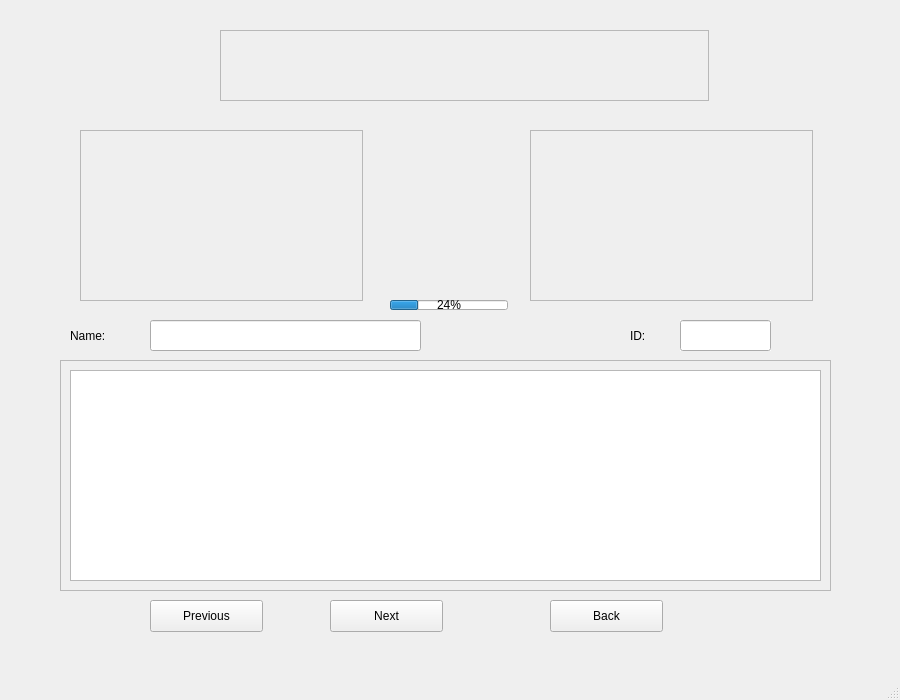
This is subwidget/subwidget.ui in bchuh/StarWars-Companion as Qt 5 draws it before an edit. The edited form follows.
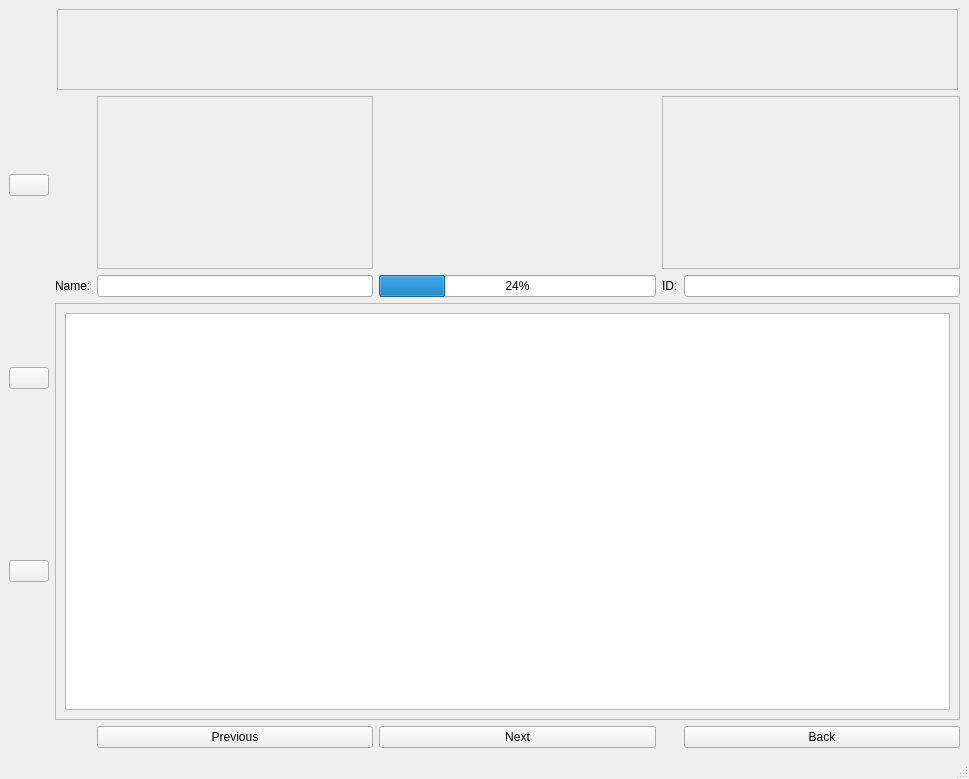
This is the edited form.

Commit message: update subwidget & fix form zooming bug

```diff
--- a/subwidget/subwidget.ui
+++ b/subwidget/subwidget.ui
@@ -6,8 +6,8 @@
    <rect>
     <x>0</x>
     <y>0</y>
-    <width>900</width>
-    <height>700</height>
+    <width>969</width>
+    <height>779</height>
    </rect>
   </property>
   <property name="windowTitle">
@@ -17,50 +17,92 @@
    <string notr="true"/>
   </property>
   <widget class="QWidget" name="centralwidget">
-   <widget class="QLineEdit" name="lineEdit_2">
-    <property name="geometry">
-     <rect>
-      <x>150</x>
-      <y>320</y>
-      <width>271</width>
-      <height>31</height>
-     </rect>
-    </property>
+   <layout class="QHBoxLayout" name="horizontalLayout">
+    <item>
+     <layout class="QVBoxLayout" name="verticalLayout_5">
+      <item>
+       <widget class="QPushButton" name="Character1">
+        <property name="text">
+         <string/>
+        </property>
+       </widget>
+      </item>
+      <item>
+       <widget class="QPushButton" name="Character2">
+        <property name="text">
+         <string/>
+        </property>
+       </widget>
+      </item>
+      <item>
+       <widget class="QPushButton" name="Character3">
+        <property name="text">
+         <string/>
+        </property>
+       </widget>
+      </item>
+     </layout>
+    </item>
+    <item>
+     <layout class="QGridLayout" name="gridLayout_2" rowstretch="0,0,0,0,0,0,0,0,0,0">
+      <item row="9" column="4">
+       <widget class="QPushButton" name="Back">
+        <property name="text">
+         <string>Back</string>
+        </property>
+       </widget>
+      </item>
+      <item row="1" column="3" rowspan="2" colspan="2">
+       <widget class="QFrame" name="frame_2">
+        <property name="frameShape">
+         <enum>QFrame::StyledPanel</enum>
+        </property>
+        <property name="frameShadow">
+         <enum>QFrame::Raised</enum>
+        </property>
+       </widget>
+      </item>
+      <item row="1" column="1" rowspan="2">
+       <widget class="QFrame" name="frame">
+        <property name="enabled">
+         <bool>true</bool>
+        </property>
+        <property name="sizePolicy">
+         <sizepolicy hsizetype="Preferred" vsizetype="Preferred">
+          <horstretch>0</horstretch>
+          <verstretch>0</verstretch>
+         </sizepolicy>
+        </property>
+        <property name="frameShape">
+         <enum>QFrame::StyledPanel</enum>
+        </property>
+        <property name="frameShadow">
+         <enum>QFrame::Raised</enum>
+        </property>
+       </widget>
+      </item>
+      <item row="3" column="4">
+       <widget class="QLineEdit" name="lineEdit">
     <property name="layoutDirection">
      <enum>Qt::RightToLeft</enum>
     </property>
     <property name="autoFillBackground">
-     <bool>false</bool>
+         <bool>true</bool>
     </property>
     <property name="alignment">
      <set>Qt::AlignCenter</set>
     </property>
    </widget>
-   <widget class="QLabel" name="label_2">
-    <property name="geometry">
-     <rect>
-      <x>70</x>
-      <y>320</y>
-      <width>71</width>
-      <height>31</height>
-     </rect>
-    </property>
-    <property name="layoutDirection">
-     <enum>Qt::RightToLeft</enum>
-    </property>
+      </item>
+      <item row="9" column="2">
+       <widget class="QPushButton" name="Next">
     <property name="text">
-     <string>Name:</string>
-    </property>
-   </widget>
+         <string>Next</string>
+        </property>
+       </widget>
+      </item>
+      <item row="3" column="3">
    <widget class="QLabel" name="label">
-    <property name="geometry">
-     <rect>
-      <x>630</x>
-      <y>320</y>
-      <width>31</width>
-      <height>31</height>
-     </rect>
-    </property>
     <property name="layoutDirection">
      <enum>Qt::RightToLeft</enum>
     </property>
@@ -68,14 +110,51 @@
      <string>ID:</string>
     </property>
    </widget>
+      </item>
+      <item row="9" column="1">
+       <widget class="QPushButton" name="Previous">
+        <property name="text">
+         <string>Previous</string>
+        </property>
+       </widget>
+      </item>
+      <item row="3" column="0">
+       <widget class="QLabel" name="label_2">
+        <property name="layoutDirection">
+         <enum>Qt::RightToLeft</enum>
+        </property>
+        <property name="text">
+         <string>Name:</string>
+        </property>
+       </widget>
+      </item>
+      <item row="3" column="2">
+       <widget class="QProgressBar" name="progressBar">
+        <property name="value">
+         <number>24</number>
+        </property>
+       </widget>
+      </item>
+      <item row="3" column="1">
+       <widget class="QLineEdit" name="lineEdit_2">
+        <property name="layoutDirection">
+         <enum>Qt::RightToLeft</enum>
+        </property>
+        <property name="autoFillBackground">
+         <bool>false</bool>
+        </property>
+        <property name="alignment">
+         <set>Qt::AlignCenter</set>
+        </property>
+       </widget>
+      </item>
+      <item row="4" column="0" rowspan="5" colspan="5">
    <widget class="QScrollArea" name="scrollArea_2">
-    <property name="geometry">
-     <rect>
-      <x>60</x>
-      <y>360</y>
-      <width>771</width>
-      <height>231</height>
-     </rect>
+        <property name="sizePolicy">
+         <sizepolicy hsizetype="Preferred" vsizetype="Preferred">
+          <horstretch>0</horstretch>
+          <verstretch>0</verstretch>
+         </sizepolicy>
     </property>
     <property name="autoFillBackground">
      <bool>false</bool>
@@ -91,8 +170,8 @@
       <rect>
        <x>0</x>
        <y>0</y>
-       <width>769</width>
-       <height>229</height>
+           <width>899</width>
+           <height>402</height>
       </rect>
      </property>
      <layout class="QVBoxLayout" name="verticalLayout">
@@ -102,92 +181,21 @@
      </layout>
     </widget>
    </widget>
-   <widget class="QLineEdit" name="lineEdit">
-    <property name="geometry">
-     <rect>
-      <x>680</x>
-      <y>320</y>
-      <width>91</width>
-      <height>31</height>
-     </rect>
-    </property>
-    <property name="layoutDirection">
-     <enum>Qt::RightToLeft</enum>
-    </property>
-    <property name="autoFillBackground">
-     <bool>true</bool>
-    </property>
-    <property name="alignment">
-     <set>Qt::AlignCenter</set>
-    </property>
-   </widget>
-   <widget class="QPushButton" name="Previous">
-    <property name="geometry">
-     <rect>
-      <x>150</x>
-      <y>600</y>
-      <width>113</width>
-      <height>32</height>
-     </rect>
-    </property>
-    <property name="text">
-     <string>Previous</string>
-    </property>
-   </widget>
-   <widget class="QPushButton" name="Next">
-    <property name="geometry">
-     <rect>
-      <x>330</x>
-      <y>600</y>
-      <width>113</width>
-      <height>32</height>
-     </rect>
-    </property>
-    <property name="text">
-     <string>Next</string>
-    </property>
-   </widget>
-   <widget class="QPushButton" name="Back">
-    <property name="geometry">
-     <rect>
-      <x>550</x>
-      <y>600</y>
-      <width>113</width>
-      <height>32</height>
-     </rect>
-    </property>
-    <property name="text">
-     <string>Back</string>
-    </property>
-   </widget>
+      </item>
+      <item row="0" column="0" colspan="5" alignment="Qt::AlignHCenter">
    <widget class="QFrame" name="frame_3">
-    <property name="geometry">
-     <rect>
-      <x>220</x>
-      <y>30</y>
-      <width>489</width>
-      <height>71</height>
-     </rect>
-    </property>
-    <property name="frameShape">
-     <enum>QFrame::StyledPanel</enum>
-    </property>
-    <property name="frameShadow">
-     <enum>QFrame::Raised</enum>
-    </property>
-   </widget>
-   <widget class="QFrame" name="frame">
-    <property name="enabled">
-     <bool>true</bool>
-    </property>
-    <property name="geometry">
-     <rect>
-      <x>80</x>
-      <y>130</y>
-      <width>283</width>
-      <height>171</height>
-     </rect>
-    </property>
+        <property name="minimumSize">
+         <size>
+          <width>901</width>
+          <height>81</height>
+         </size>
+        </property>
+        <property name="maximumSize">
+         <size>
+          <width>901</width>
+          <height>81</height>
+         </size>
+        </property>
     <property name="frameShape">
      <enum>QFrame::StyledPanel</enum>
     </property>
@@ -195,35 +203,10 @@
      <enum>QFrame::Raised</enum>
     </property>
    </widget>
-   <widget class="QFrame" name="frame_2">
-    <property name="geometry">
-     <rect>
-      <x>530</x>
-      <y>130</y>
-      <width>283</width>
-      <height>171</height>
-     </rect>
-    </property>
-    <property name="frameShape">
-     <enum>QFrame::StyledPanel</enum>
-    </property>
-    <property name="frameShadow">
-     <enum>QFrame::Raised</enum>
-    </property>
-   </widget>
-   <widget class="QProgressBar" name="progressBar">
-    <property name="geometry">
-     <rect>
-      <x>390</x>
-      <y>300</y>
-      <width>118</width>
-      <height>10</height>
-     </rect>
-    </property>
-    <property name="value">
-     <number>24</number>
-    </property>
-   </widget>
+      </item>
+     </layout>
+    </item>
+   </layout>
   </widget>
   <widget class="QMenuBar" name="menubar">
    <property name="geometry">
```
Left out of the diff: 4 changed lines with no effect on the pictures. Lines whose indentation alone changed are shown as unchanged. The commit also changes 7 other files.
